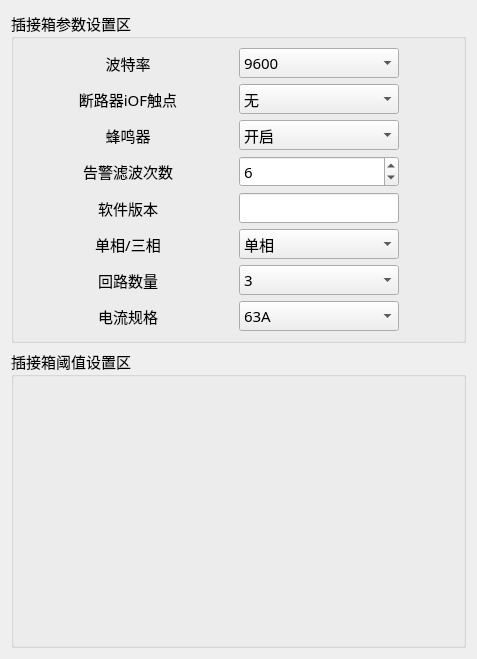
ChinaClever/BusbarTest, file setting/set_siwid.ui: the form before one commit.
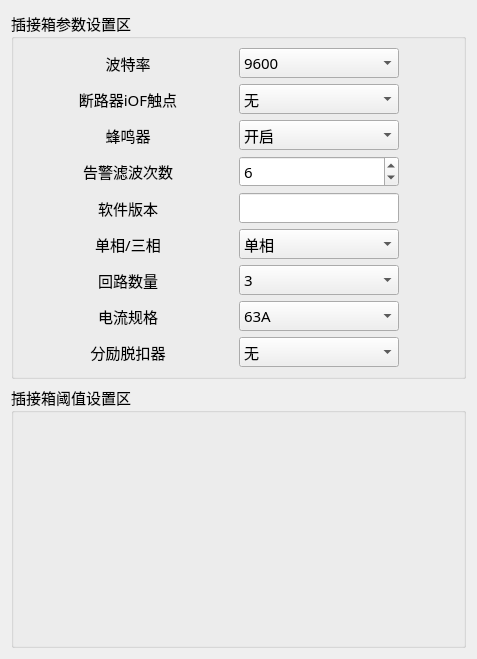
The form after the commit.

Commit message: 增加插接箱trip

The edit to the form file:
```diff
--- a/setting/set_siwid.ui
+++ b/setting/set_siwid.ui
@@ -324,6 +324,30 @@
         </item>
        </widget>
       </item>
+      <item row="8" column="0">
+       <widget class="QLabel" name="label_4">
+        <property name="text">
+         <string>分励脱扣器</string>
+        </property>
+        <property name="alignment">
+         <set>Qt::AlignCenter</set>
+        </property>
+       </widget>
+      </item>
+      <item row="8" column="1">
+       <widget class="QComboBox" name="tripBox">
+        <item>
+         <property name="text">
+          <string>无</string>
+         </property>
+        </item>
+        <item>
+         <property name="text">
+          <string>配有</string>
+         </property>
+        </item>
+       </widget>
+      </item>
      </layout>
     </widget>
    </item>
```
The commit also changes 6 other files.
